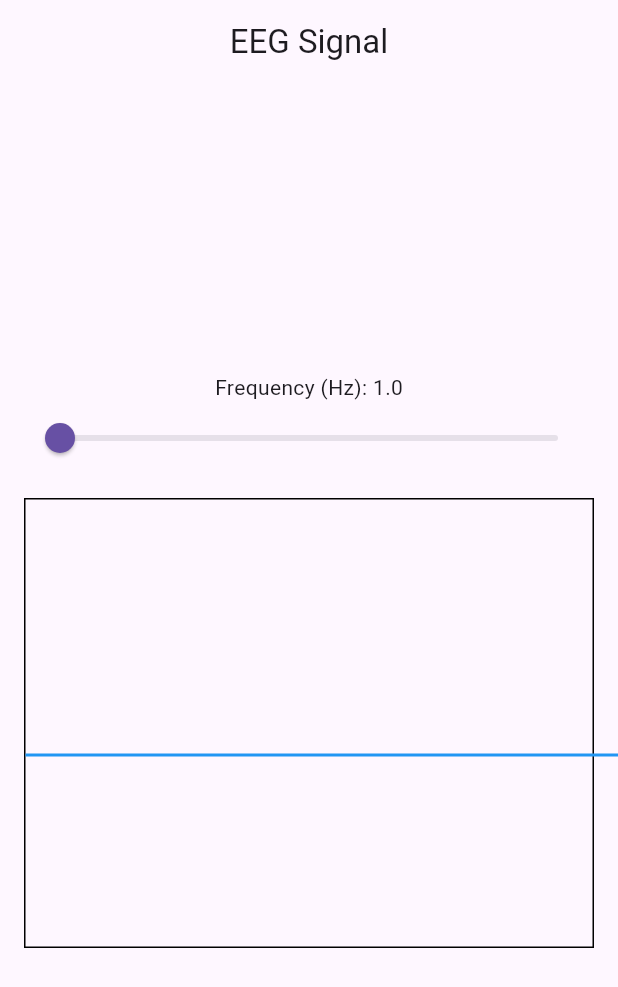
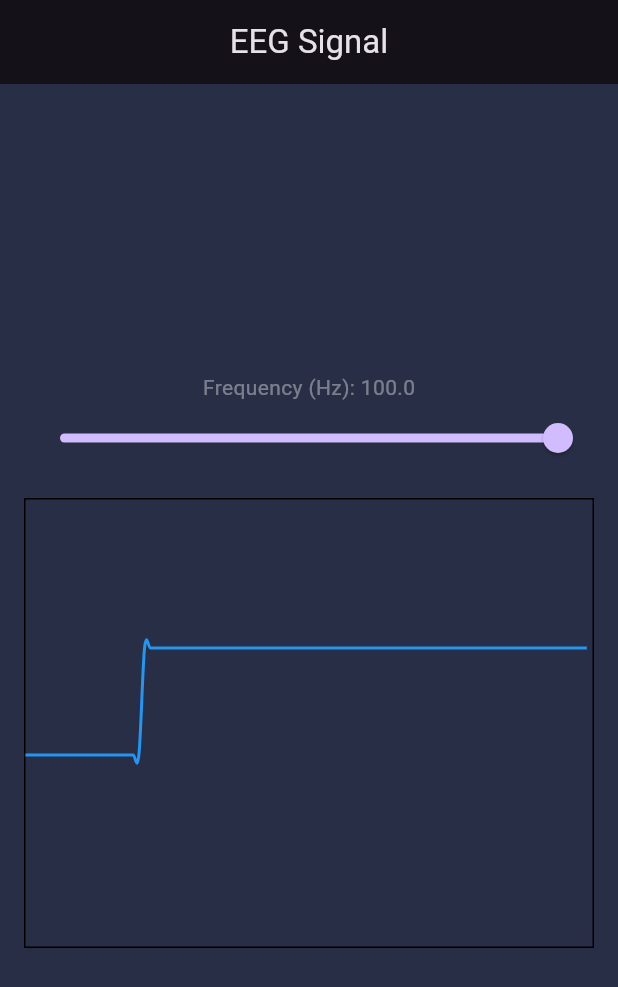
Before and after one commit to pavants777/EEG_Signal, a Flutter app: the screen it shows after launch, on a phone screen of 412 x 824 dp. Shown: the top 987 px of the screen. Run offline on Flutter 3.47's test engine with Material 3 defaults, Android fonts, the phone set to English and light mode, and no system bars; drawn by our look-alikes of fl_chart; our stand-ins replace google_fonts; Roboto replaces fonts that are missing (Assistant).

Commit message:
second commit

```diff
--- /dev/null
+++ b/lib/app_color.dart
@@ -0,0 +1,25 @@
+import 'package:flutter/material.dart';
+
+class AppColors {
+  static const Color primary = contentColorCyan;
+  static const Color menuBackground = Color(0xFF090912);
+  static const Color itemsBackground = Color(0xFF1B2339);
+  static const Color pageBackground = Color(0xFF282E45);
+  static const Color mainTextColor1 = Colors.white;
+  static const Color mainTextColor2 = Colors.white70;
+  static const Color mainTextColor3 = Colors.white38;
+  static const Color mainGridLineColor = Colors.white10;
+  static const Color borderColor = Colors.white54;
+  static const Color gridLinesColor = Color(0x11FFFFFF);
+
+  static const Color contentColorBlack = Colors.black;
+  static const Color contentColorWhite = Colors.white;
+  static const Color contentColorBlue = Color(0xFF2196F3);
+  static const Color contentColorYellow = Color(0xFFFFC300);
+  static const Color contentColorOrange = Color(0xFFFF683B);
+  static const Color contentColorGreen = Color(0xFF3BFF49);
+  static const Color contentColorPurple = Color(0xFF6E1BFF);
+  static const Color contentColorPink = Color(0xFFFF3AF2);
+  static const Color contentColorRed = Color(0xFFE80054);
+  static const Color contentColorCyan = Color(0xFF50E4FF);
+}
--- a/lib/main.dart
+++ b/lib/main.dart
@@ -1,7 +1,9 @@
 import 'dart:async';
 import 'dart:math';
+import 'package:eeg_signal/app_color.dart';
 import 'package:flutter/material.dart';
 import 'package:fl_chart/fl_chart.dart';
+import 'package:google_fonts/google_fonts.dart';
 
 void main() {
   runApp(MyApp());
@@ -11,7 +13,16 @@ class MyApp extends StatelessWidget {
   @override
   Widget build(BuildContext context) {
     return MaterialApp(
-      theme: ThemeData(useMaterial3: true),
+      theme: ThemeData(
+        brightness: Brightness.dark,
+        useMaterial3: true,
+        textTheme: GoogleFonts.assistantTextTheme(
+          Theme.of(context).textTheme.apply(
+                bodyColor: AppColors.mainTextColor3,
+              ),
+        ),
+        scaffoldBackgroundColor: AppColors.pageBackground,
+      ),
       debugShowCheckedModeBanner: false,
       home: Scaffold(
         appBar: AppBar(
@@ -31,7 +42,7 @@ class AnimatedEEGSignal extends StatefulWidget {
 
 class _AnimatedEEGSignalState extends State<AnimatedEEGSignal> {
   List<double> eegSignalData = List.generate(100, (index) => 0.0);
-  double frequency = 1;
+  double frequency = 100;
   final int duration = 10; // seconds
   final int numberOfPoints = 100;
 
--- a/pubspec.yaml
+++ b/pubspec.yaml
@@ -33,6 +33,7 @@ dependencies:
   flutter:
     sdk: flutter
   flutter_fft: ^1.0.2+6
+  google_fonts: ^6.1.0
   syncfusion_flutter_charts: ^24.1.47+2
 
 dev_dependencies:
```
Also changed, not shown: pubspec.lock, 1 other file.
